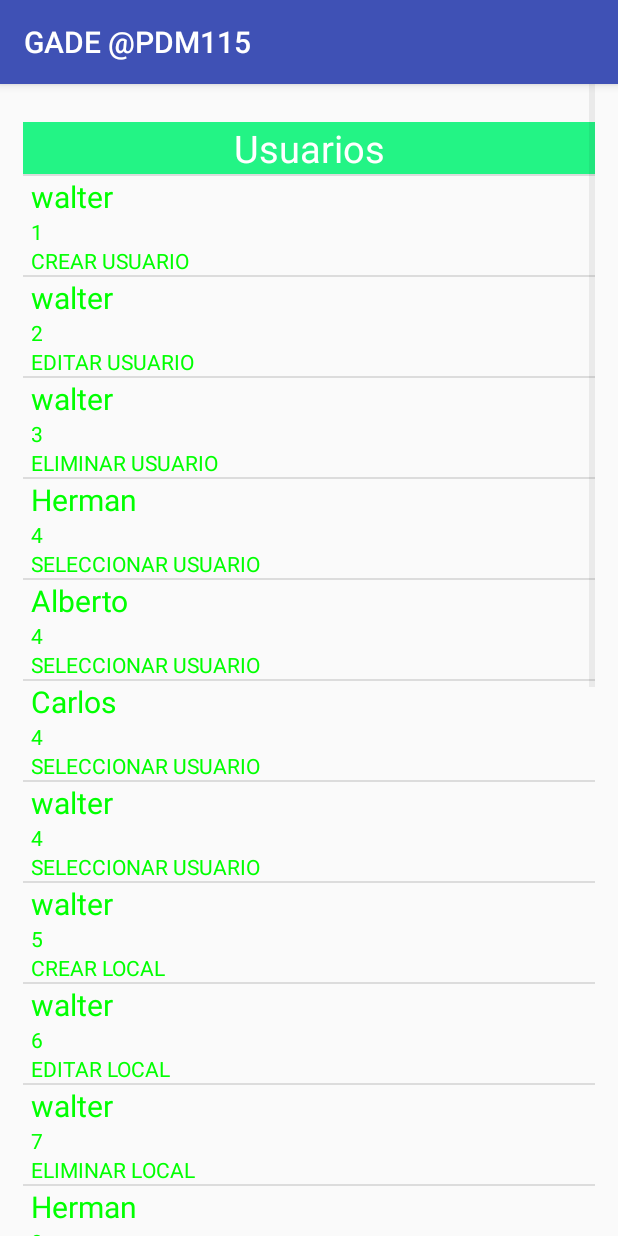
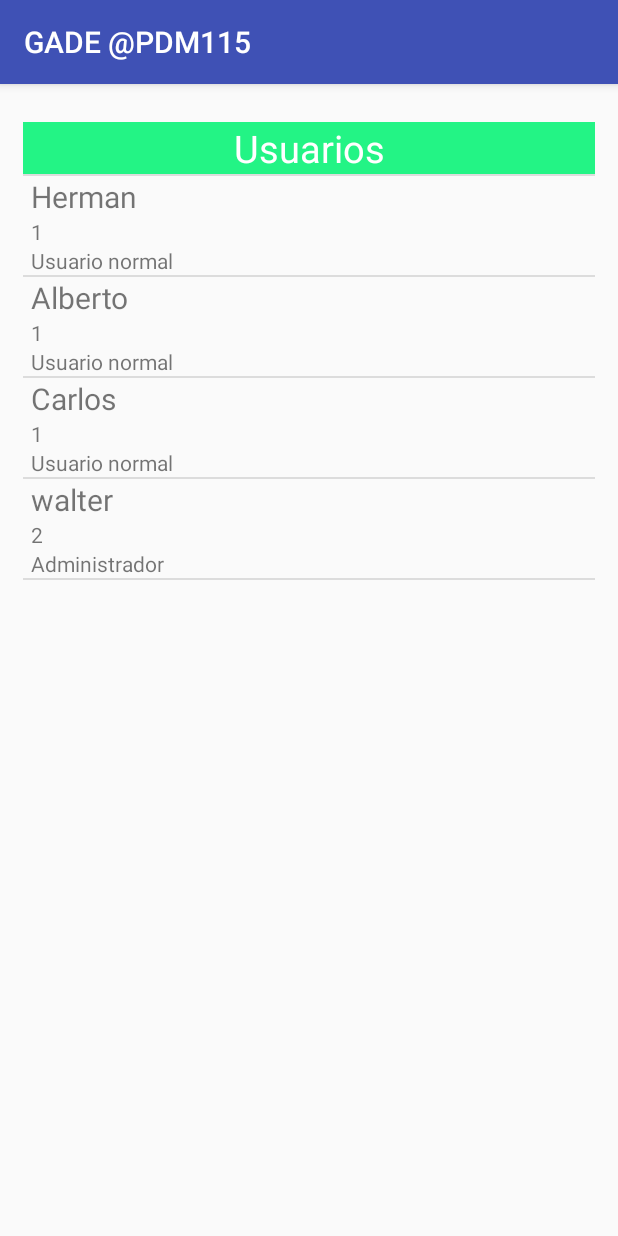
Before and after one commit to Christian254/GADE-Gestion-de-Actividades-para-Docentes-y-estudiantes-, an Android app: the UsersActivity screen opened directly, with no data from a screen before it, on a phone screen of 412 x 824 dp. Run offline under Robolectric (Android 15) with nearby library versions, the phone set to English and light mode, and no system bars.

Commit message:
login
cree el login bien, y definicion de lo que tendra acceso el usuario normal y administrador

```diff
--- a/GADE/app/src/main/AndroidManifest.xml
+++ b/GADE/app/src/main/AndroidManifest.xml
@@ -23,7 +23,10 @@
         <activity android:name=".UsuarioNormal.SolicitarLocalActivity" />
         <activity android:name=".UsuarioNormal.ModificarReservaActivity" />
         <activity android:name=".UsuarioNormal.ConsultarReservaActivity" />
-        <activity android:name=".UsuarioNormal.EliminarReservaActivity"></activity>
+        <activity android:name=".UsuarioNormal.EliminarReservaActivity" />
+        <activity android:name=".view.VerUserActivity" />
+        <activity android:name=".UsuarioNormal.GestionarAdminActivity" />
+        <activity android:name=".UsuarioNormal.ConsultarAdminActivity"></activity>
     </application>
 
 </manifest>
--- a/GADE/app/src/main/java/sv/edu/ues/fia/gade/MainActivity.java
+++ b/GADE/app/src/main/java/sv/edu/ues/fia/gade/MainActivity.java
@@ -57,14 +57,14 @@ public class MainActivity extends AppCompatActivity {
                         Intent i = new Intent(this,IndexActivity.class);
                         i.putExtra("user",us);
                         i.putExtra("passwor",pas);
-                        i.putExtra("tipo",tip);
+                        i.putExtra("tipo",String.valueOf(tip));
                         startActivity(i);
                         finish();
                     }else if(tip==2){
-                        Intent i = new Intent(this,AdminActivity.class);
+                        Intent i = new Intent(this,IndexActivity.class);
                         i.putExtra("user",us);
                         i.putExtra("passwor",pas);
-                        i.putExtra("tipo",tip);
+                        i.putExtra("tipo",String.valueOf(tip));
                         startActivity(i);
                         finish();
                     }
--- a/GADE/app/src/main/java/sv/edu/ues/fia/gade/adapter/UsersAdapter.java
+++ b/GADE/app/src/main/java/sv/edu/ues/fia/gade/adapter/UsersAdapter.java
@@ -22,9 +22,9 @@ import sv.edu.ues.fia.gade.model.Usuario;
 public class UsersAdapter extends BaseAdapter {
 
     protected Activity activity;
-    protected ArrayList<Adaptador> items;
+    protected ArrayList<Usuario> items;
 
-    public UsersAdapter(Activity activity,ArrayList<Adaptador> items) {
+    public UsersAdapter(Activity activity,ArrayList<Usuario> items) {
         this.activity=activity;
         this.items=items;
     }
@@ -38,7 +38,7 @@ public class UsersAdapter extends BaseAdapter {
         items.clear();
     }
 
-    public void addAll(ArrayList<Adaptador> p){
+    public void addAll(ArrayList<Usuario> p){
         for(int i=0;i<p.size();i++){
             items.add(p.get(i));
         }
@@ -63,16 +63,22 @@ public class UsersAdapter extends BaseAdapter {
             LayoutInflater inf = (LayoutInflater)activity.getSystemService(Context.LAYOUT_INFLATER_SERVICE);
             v = inf.inflate(R.layout.list_row_users,null);
         }
-        Adaptador f = items.get(position);
+        Usuario f = items.get(position);
         TextView texto = (TextView)v.findViewById(R.id.tx);
-        texto.setText(f.getUsuario().getUsername());
-        String ids = String.valueOf(f.getUsuario().getTipo());
+        texto.setText(f.getUsername());
+        String ids = String.valueOf(f.getUsername());
         texto.setHint(ids);
-        TextView saldo = (TextView)v.findViewById(R.id.tx2);
-        saldo.setText(String.valueOf(f.getAcces().getIdOpcion()));
+        TextView texto2 = (TextView)v.findViewById(R.id.tx2);
+        texto2.setText(String.valueOf(f.getTipo()));
+        String ti=null;
+        if(f.getTipo()==2){
+            ti="Administrador";
+        }else{
+            ti="Usuario normal";
+        }
 
         TextView texto3 = (TextView)v.findViewById(R.id.tx3);
-        texto3.setText(f.getOp().getNombreCRUD());
+        texto3.setText(ti);
         return v;
     }
 
--- a/GADE/app/src/main/java/sv/edu/ues/fia/gade/controlBaseDato/controlDB.java
+++ b/GADE/app/src/main/java/sv/edu/ues/fia/gade/controlBaseDato/controlDB.java
@@ -58,17 +58,6 @@ public class controlDB extends SQLiteOpenHelper{
             db.execSQL("create table DISPONIBLE(IDHORARIO INTEGER not null,IDLOCAL INTEGER not null,IDCICLO INTEGER not null,IDRESERVA INTEGER not null, DISPONIBLE  INTEGER not null, primary key (IDHORARIO, IDLOCAL, IDCICLO, IDRESERVA))");
             db.execSQL("create table ESTUDIANTE(CARNET INTEGER not null,IDESCUELA INTEGER not null,NOMESTUDIANTE TEXT not null,primary key (CARNET, IDESCUELA))");
             db.execSQL("create table PARTICIPACION(IDACTIVIDAD INTEGER not null,CARNET INTEGER not null,VALORACION INTEGER not null,COMENTARIO TEXT not null, primary key (IDACTIVIDAD, CARNET)) ");
-
-            /*
-
-
-
-
-
-
-
-
-            */
 
 
         }catch (Exception e){
@@ -165,7 +154,6 @@ public class controlDB extends SQLiteOpenHelper{
             return null;
         }
     }
-    //METODO PARA SELECCIONAR CUALQUIER TABLA SIEMPRE Y CUANDO SU IDENTIFICADOR SEA ID
 
     public Cursor getData(String tabla){
         try {
@@ -232,10 +220,10 @@ public class controlDB extends SQLiteOpenHelper{
         return cursor;
     }
 
-    public Cursor getDataUsuarios() {
+    public Cursor getDataUsuarios(String usuario) {
         try{
             SQLiteDatabase db = this.getWritableDatabase();
-            Cursor cursor = db.rawQuery("Select * from USUARIO inner join  ACCESO ON USUARIO.USERNAME = ACCESO.USERNAME inner join OPCION on ACCESO.id=OPCION.ID",null);
+            Cursor cursor = db.rawQuery("Select * from USUARIO inner join  ACCESO ON USUARIO.USERNAME = ACCESO.USERNAME inner join OPCION on ACCESO.id=OPCION.ID WHERE ACCESO.USERNAME =\""+usuario.toString().trim()+"\"" ,null);
             return cursor;
         }catch(Exception e){
             return null;
--- a/GADE/app/src/main/java/sv/edu/ues/fia/gade/view/UsersActivity.java
+++ b/GADE/app/src/main/java/sv/edu/ues/fia/gade/view/UsersActivity.java
@@ -1,10 +1,13 @@
 package sv.edu.ues.fia.gade.view;
 
+import android.content.Intent;
 import android.database.Cursor;
 import android.support.v7.app.AppCompatActivity;
 import android.os.Bundle;
 import android.view.View;
+import android.widget.AdapterView;
 import android.widget.ListView;
+import android.widget.TextView;
 
 import java.util.ArrayList;
 
@@ -27,11 +30,11 @@ public class UsersActivity extends AppCompatActivity {
         super.onCreate(savedInstanceState);
         setContentView(R.layout.activity_users);
         db = new controlDB(this);
-        usuarios = db.getDataUsuarios();
-        ArrayList<Adaptador> adap = new ArrayList<>();
+        usuarios = db.getData("USUARIO");
+        ArrayList<Usuario> adap = new ArrayList<>();
         if(usuarios!=null && usuarios.getCount()>0){
             while (usuarios.moveToNext()){
-                adap.add(new Adaptador(new Usuario(usuarios.getString(0),usuarios.getString(1),usuarios.getInt(2)),new AccesoUsuario(usuarios.getInt(4),usuarios.getString(3)),new OpcionCrud(usuarios.getString(6),usuarios.getInt(5),usuarios.getInt(7))));
+                adap.add(new Usuario(usuarios.getString(0),usuarios.getString(1),usuarios.getInt(2)));
             }
         }
 
@@ -41,5 +44,35 @@ public class UsersActivity extends AppCompatActivity {
         lista.addHeaderView(header);
         lista.setAdapter(adapter);
 
+        lista.setOnItemClickListener(new AdapterView.OnItemClickListener() {
+            @Override
+            public void onItemClick(AdapterView<?> parent, View view, int position, long id) {
+                //verUser("1","d",2);
+                TextView t = (TextView)view.findViewById(R.id.tx);
+                TextView s = (TextView)view.findViewById(R.id.tx2);
+                String tip=null;
+                int x = Integer.parseInt(s.getText().toString());
+                if(x==2){
+                    tip="Administrador";
+                }else{
+                    tip="Usuario normal";
+                }
+                verUser(t.getHint().toString(),t.getText().toString(),tip);
+            }
+        });
+
     }
+
+
+    public void verUser(String id,String clave,String tipo){
+        Intent i = new Intent(this, VerUserActivity.class);
+        i.putExtra("id",id);
+        i.putExtra("clave",clave);
+        i.putExtra("tipo",tipo);
+        startActivity(i);
+//        finish();
+    }
+
+
+
 }
--- a/GADE/app/src/main/res/layout/list_row_users.xml
+++ b/GADE/app/src/main/res/layout/list_row_users.xml
@@ -14,7 +14,6 @@
         android:gravity="center_vertical"
         android:textSize="20sp"
         android:layout_marginLeft="5dp"
-        android:textColor="#00FF00"
         />
 
     <TextView
@@ -25,7 +24,6 @@
         android:hint="@string/name"
         android:layout_marginLeft="5dp"
         android:gravity="center_vertical"
-        android:textColor="#00FF00"
         android:layout_below="@+id/tx"
         />
 
@@ -37,7 +35,6 @@
         android:hint="@string/name"
         android:layout_marginLeft="5dp"
         android:gravity="center_vertical"
-        android:textColor="#00FF00"
         android:layout_below="@+id/tx2"
         />
 
```
Also changed, not shown: GADE/app/src/main/java/sv/edu/ues/fia/gade/IndexActivity.java (+22 -3 lines), GADE/app/src/main/java/sv/edu/ues/fia/gade/UsuarioNormal/ConsultarAdminActivity.java (added, +15 -0 lines), GADE/app/src/main/java/sv/edu/ues/fia/gade/UsuarioNormal/GestionarAdminActivity.java (added, +15 -0 lines), GADE/app/src/main/java/sv/edu/ues/fia/gade/view/VerUserActivity.java (added, +47 -0 lines), GADE/app/src/main/res/layout/activity_consultar_admin.xml (added, +9 -0 lines), GADE/app/src/main/res/layout/activity_gestionar_admin.xml (added, +9 -0 lines), GADE/app/src/main/res/layout/activity_ver_user.xml (added, +44 -0 lines).
